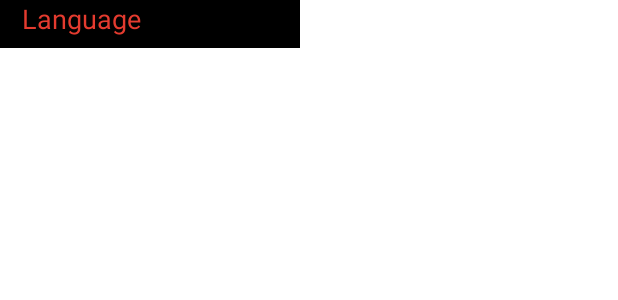
After one commit to MishIvan/ZombieFight, an Android app: the layout spin_layout.xml on its own in the app's theme, with its tools: preview values and no code run, on a phone screen of 412 x 824 dp. The commit adds this screen. Shown: the top 300 px of the screen. Run offline under Robolectric (Android 15) with nearby library versions, the phone set to English and light mode, and no system bars.

Commit message:
Версия в разработке 20211130 поддержка английского, русского и финского языков (2).

```diff
--- a/app/src/main/java/com/app/zombiefight/MainActivity.java
+++ b/app/src/main/java/com/app/zombiefight/MainActivity.java
@@ -230,7 +230,7 @@ public class MainActivity extends AppCompatActivity {
 
         // выпадающий список выбора языка
         Spinner spinner = findViewById(R.id.lang_choice);
-        String [] langs = {"EN", "RU", "FI"};
+        String [] langs = getResources().getStringArray(R.array.languages);
         ArrayAdapter<String> adapter = new ArrayAdapter(this, android.R.layout.simple_spinner_item,
                 langs);
         adapter.setDropDownViewResource(android.R.layout.simple_spinner_item);
--- a/app/src/main/res/layout/activity_main.xml
+++ b/app/src/main/res/layout/activity_main.xml
@@ -66,7 +66,8 @@
         <Spinner
                 android:layout_width="match_parent"
                 android:layout_height="wrap_content" app:layout_row="1" app:layout_column="1"
-                android:id="@+id/lang_choice" android:foreground="@color/bloody"/>
+                android:id="@+id/lang_choice" android:layout_marginRight="5dp" android:prompt="@string/lang"
+                android:spinnerMode="dropdown"/>
     </androidx.gridlayout.widget.GridLayout>
     <androidx.gridlayout.widget.GridLayout
             android:layout_width="wrap_content"
--- /dev/null
+++ b/app/src/main/res/layout/spin_layout.xml
@@ -0,0 +1,16 @@
+<?xml version="1.0" encoding="utf-8"?>
+<LinearLayout xmlns:android="http://schemas.android.com/apk/res/android"
+              xmlns:app="http://schemas.android.com/apk/res-auto" xmlns:tools="http://schemas.android.com/tools"
+              android:layout_width="200dp"
+              android:layout_height="wrap_content" android:id="@+id/spin_layout" android:background="@color/black">
+    <TextView
+            android:text="@string/lang"
+            android:layout_width="90dp"
+            android:layout_height="match_parent" android:layout_weight="1"
+            android:textColor="@color/bloody" android:textSize="18sp" android:layout_gravity="right"
+            android:gravity="right"/>
+    <ImageView
+            android:layout_width="wrap_content"
+            android:layout_height="wrap_content" app:srcCompat="@drawable/spin_arrow" android:id="@+id/image_arrow"
+            android:layout_weight="1" android:layout_gravity="right" android:layout_marginStart="70dp"/>
+</LinearLayout>
```
Also changed, not shown: app/src/main/res/values/arrays.xml (added, +8 -0 lines), app/src/main/res/drawable/spin_arrow.png (added).
